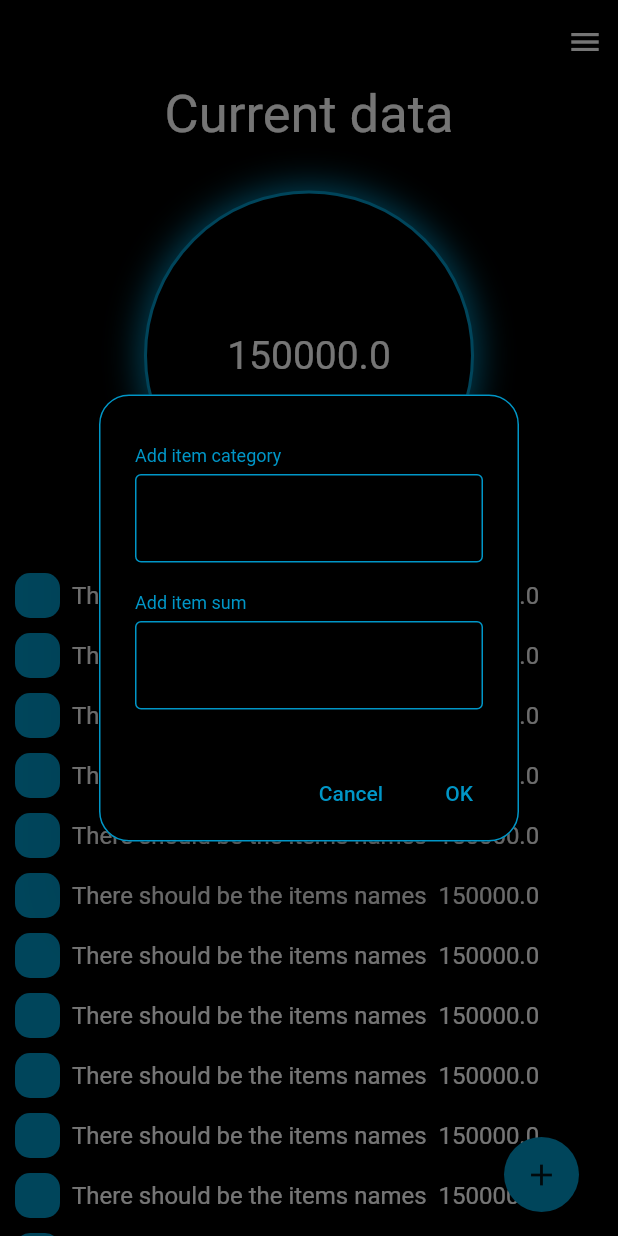
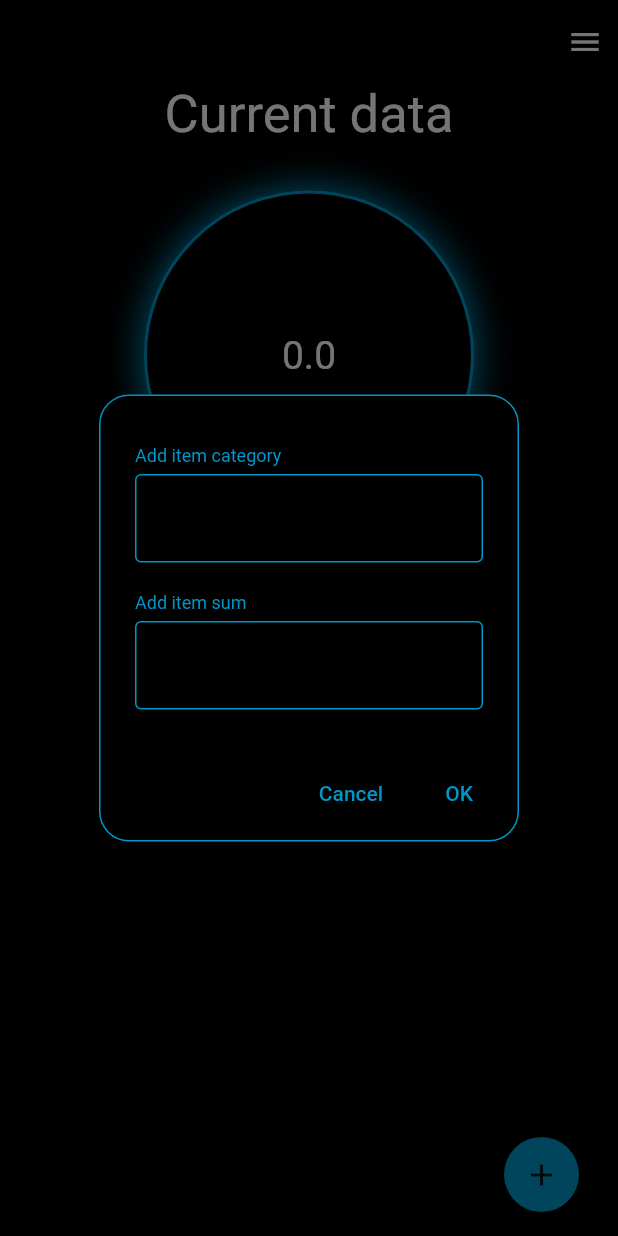
Before and after one commit to matev0syan/maney_app, a Flutter app: the screen it shows after launch, after a tap on the "add" icon, on a phone screen of 412 x 824 dp. Run offline on Flutter 3.47's test engine with Material 2 defaults, Android fonts, the phone set to English and light mode, and no system bars; our stand-ins replace flutter_bloc, freezed_annotation.

Commit message:
bloc change

```diff
--- a/lib/main.dart
+++ b/lib/main.dart
@@ -1,6 +1,6 @@
 import 'package:flutter/material.dart';
 import 'package:flutter_bloc/flutter_bloc.dart';
-import 'package:maney_app/presentation/home_screen/bloc/home_screen_bloc_bloc.dart';
+import 'package:maney_app/presentation/home_screen/bloc/home_screen_bloc.dart';
 import 'package:maney_app/presentation/home_screen/home_screen.dart';
 
 void main(List<String> args) {
@@ -16,7 +16,7 @@ class MoneyApp extends StatelessWidget {
       create: (context) => HomeScreenBloc(),
       child: MaterialApp(
         debugShowCheckedModeBanner: false,
-        home: HomeScreen(homeScreenViewModel: homeScreenViewModel),
+        home: HomeScreen(),
       ),
     );
   }
--- /dev/null
+++ b/lib/presentation/home_screen/bloc/home_screen_bloc.dart
@@ -0,0 +1,50 @@
+import 'package:flutter_bloc/flutter_bloc.dart';
+import 'package:freezed_annotation/freezed_annotation.dart';
+import 'package:maney_app/presentation/home_screen/models/consumable_item_view_model.dart';
+import 'package:maney_app/presentation/home_screen/models/home_screen_view_model.dart';
+
+part 'home_screen_event.dart';
+part 'home_screen_state.dart';
+part 'home_screen_bloc.freezed.dart';
+
+class HomeScreenBloc extends Bloc<HomeScreenEvent, HomeScreenState> {
+  HomeScreenBloc()
+      : super(LoadedState(homeScreenViewModel: homeScreenViewModel)) {
+    on<AddConsumableItemEvent>(_addConsumableItemEvent);
+  }
+  _addConsumableItemEvent(
+    AddConsumableItemEvent event,
+    Emitter<HomeScreenState> emit,
+  ) {
+    final state = this.state;
+    double totalAmount = 0;
+    if (state is LoadedState) {
+      List<ConsumableItemViewModel> newItems = [
+        ...state.homeScreenViewModel.items
+      ];
+
+      ConsumableItemViewModel addedItem =
+          ConsumableItemViewModel(itemSum: event.itemSum, text: event.itemName);
+
+      newItems.add(addedItem);
+
+      for (var i = 0; i < newItems.length; i++) {
+        totalAmount = totalAmount + newItems[i].itemSum;
+      }
+
+      emit(
+        HomeScreenState.loaded(
+          homeScreenViewModel: HomeScreenViewModel(
+            items: newItems,
+            totalAmount: totalAmount,
+          ),
+        ),
+      );
+    }
+  }
+}
+
+HomeScreenViewModel homeScreenViewModel = const HomeScreenViewModel(
+  totalAmount: 0,
+  items: [],
+);
--- a/lib/presentation/home_screen/bloc/home_screen_bloc_bloc.dart
+++ /dev/null
@@ -1,30 +0,0 @@
-import 'package:flutter_bloc/flutter_bloc.dart';
-import 'package:freezed_annotation/freezed_annotation.dart';
-import 'package:maney_app/presentation/home_screen/models/consumable_item_view_model.dart';
-import 'package:maney_app/presentation/home_screen/models/home_screen_view_model.dart';
-
-part 'home_screen_bloc_event.dart';
-part 'home_screen_bloc_state.dart';
-part 'home_screen_bloc_bloc.freezed.dart';
-
-class HomeScreenBloc extends Bloc<HomeScreenBlocEvent, HomeScreenBlocState> {
-  HomeScreenBloc()
-      : super(LoadedState(homeScreenViewModel: homeScreenViewModel)) {
-    on<AddConsumableItemEvent>(_addConsumableItemEvent);
-  }
-  _addConsumableItemEvent(
-      HomeScreenBlocEvent event, Emitter<HomeScreenBlocState> emit) {
-    emit(HomeScreenBlocState.loaded(homeScreenViewModel: homeScreenViewModel));
-  }
-}
-
-// ignore: prefer_const_constructors
-HomeScreenViewModel homeScreenViewModel = HomeScreenViewModel(
-  totalAmount: 150000,
-  items: [
-    const ConsumableItemViewModel(
-      itemSum: 150000,
-      text: 'There should be the items names',
-    ),
-  ],
-);
--- a/lib/presentation/home_screen/bloc/home_screen_bloc_event.dart
+++ /dev/null
@@ -1,10 +0,0 @@
-part of 'home_screen_bloc_bloc.dart';
-
-@freezed
-class HomeScreenBlocEvent with _$HomeScreenBlocEvent {
-  const factory HomeScreenBlocEvent.addItem({
-    required String itemName,
-    required double itemSum,
-  }) = AddConsumableItemEvent;
-  const factory HomeScreenBlocEvent.addCurrentSum() = AddCurrentSumEvent;
-}
--- a/lib/presentation/home_screen/bloc/home_screen_bloc_state.dart
+++ /dev/null
@@ -1,11 +0,0 @@
-part of 'home_screen_bloc_bloc.dart';
-
-@freezed
-class HomeScreenBlocState with _$HomeScreenBlocState {
-  const factory HomeScreenBlocState.initial() = InitialState;
-  const factory HomeScreenBlocState.empty() = EmptyState;
-  const factory HomeScreenBlocState.loading() = LoadingState;
-  const factory HomeScreenBlocState.loaded({
-    required HomeScreenViewModel homeScreenViewModel,
-  }) = LoadedState;
-}
--- /dev/null
+++ b/lib/presentation/home_screen/bloc/home_screen_event.dart
@@ -0,0 +1,10 @@
+part of 'home_screen_bloc.dart';
+
+@freezed
+class HomeScreenEvent with _$HomeScreenEvent {
+  const factory HomeScreenEvent.addItem({
+    required String itemName,
+    required double itemSum,
+  }) = AddConsumableItemEvent;
+  const factory HomeScreenEvent.addCurrentSum() = AddCurrentSumEvent;
+}
--- /dev/null
+++ b/lib/presentation/home_screen/bloc/home_screen_state.dart
@@ -0,0 +1,11 @@
+part of 'home_screen_bloc.dart';
+
+@freezed
+class HomeScreenState with _$HomeScreenState {
+  const factory HomeScreenState.initial() = InitialState;
+  const factory HomeScreenState.empty() = EmptyState;
+  const factory HomeScreenState.loading() = LoadingState;
+  const factory HomeScreenState.loaded({
+    required HomeScreenViewModel homeScreenViewModel,
+  }) = LoadedState;
+}
--- a/lib/presentation/home_screen/home_screen.dart
+++ b/lib/presentation/home_screen/home_screen.dart
@@ -1,5 +1,7 @@
 import 'package:flutter/material.dart';
+import 'package:flutter_bloc/flutter_bloc.dart';
 import 'package:maney_app/packages/colors_theme.dart';
+import 'package:maney_app/presentation/home_screen/bloc/home_screen_bloc.dart';
 import 'package:maney_app/presentation/home_screen/models/home_screen_view_model.dart';
 import 'package:maney_app/presentation/home_screen/widgets/add_consumable_item_button.dart';
 import 'package:maney_app/presentation/home_screen/widgets/consumable_item_container.dart';
@@ -8,13 +10,69 @@ import 'package:maney_app/presentation/home_screen/widgets/current_data_containe
 class HomeScreen extends StatelessWidget {
   const HomeScreen({
     super.key,
-    required this.homeScreenViewModel,
   });
-
-  final HomeScreenViewModel homeScreenViewModel;
 
   @override
   Widget build(BuildContext context) {
+    // HomeScreenViewModel homeScreenViewModel;
+
+    return BlocBuilder<HomeScreenBloc, HomeScreenState>(
+      builder: (context, state) {
+        if (state is EmptyState) {
+          return const Scaffold(
+            backgroundColor: kMainColorBlack,
+            body: CustomScrollView(
+              slivers: [
+                SliverAppBar(
+                  pinned: true,
+                  snap: false,
+                  floating: false,
+                  backgroundColor: kMainColorBlack,
+                  actions: [
+                    Icon(
+                      Icons.menu_sharp,
+                      color: kMainColorWhite,
+                    ),
+                    SizedBox(width: 10),
+                  ],
+                ),
+                SliverToBoxAdapter(
+                  child: Text(
+                    'Current data',
+                    textAlign: TextAlign.center,
+                    style: TextStyle(
+                      fontSize: 35,
+                      color: kMainColorWhite,
+                    ),
+                  ),
+                ),
+                SliverToBoxAdapter(
+                  child: SizedBox(height: 30),
+                ),
+                SliverToBoxAdapter(
+                  child: CurrentDataContainer(
+                    currentSum: '0',
+                  ),
+                ),
+                SliverToBoxAdapter(
+                  child: SizedBox(height: 180),
+                ),
+                SliverToBoxAdapter(
+                  child: Text(
+                    'Empty State',
+                    textAlign: TextAlign.center,
+                    style: TextStyle(
+                      fontSize: 16,
+                      color: kMainColorBlue,
+                    ),
+                  ),
+                ),
+              ],
+            ),
+            floatingActionButton: AddConsumableItemButton(),
+          );
+        }
+        if (state is LoadedState) {
           return Scaffold(
             backgroundColor: kMainColorBlack,
             body: CustomScrollView(
@@ -47,21 +105,23 @@ class HomeScreen extends StatelessWidget {
                 ),
                 SliverToBoxAdapter(
                   child: CurrentDataContainer(
-              currentSum: '${homeScreenViewModel.totalAmount}',
+                    currentSum: '${state.homeScreenViewModel.totalAmount}',
                   ),
                 ),
                 const SliverToBoxAdapter(
                   child: SizedBox(height: 30),
                 ),
-          if (homeScreenViewModel.items.isNotEmpty)
+                if (state.homeScreenViewModel.items.isNotEmpty)
                   SliverList(
                     delegate: SliverChildBuilderDelegate(
                       (BuildContext context, int index) {
                         return ConsumableItemContainer(
-                    viewModel: homeScreenViewModel,
+                          itemName: state.homeScreenViewModel.items[index].text,
+                          itemSum: state.homeScreenViewModel.items[index].itemSum,
+
                         );
                       },
-                childCount: 20,
+                      childCount: state.homeScreenViewModel.items.length,
                     ),
                   ),
               ],
@@ -69,4 +129,8 @@ class HomeScreen extends StatelessWidget {
             floatingActionButton: const AddConsumableItemButton(),
           );
         }
+        return Container();
+      },
+    );
   }
+}
--- a/lib/presentation/home_screen/widgets/add_consumable_item_button.dart
+++ b/lib/presentation/home_screen/widgets/add_consumable_item_button.dart
@@ -1,13 +1,15 @@
 import 'package:flutter/material.dart';
 import 'package:flutter_bloc/flutter_bloc.dart';
 import 'package:maney_app/packages/colors_theme.dart';
-import 'package:maney_app/presentation/home_screen/bloc/home_screen_bloc_bloc.dart';
+import 'package:maney_app/presentation/home_screen/bloc/home_screen_bloc.dart';
 
 class AddConsumableItemButton extends StatelessWidget {
   const AddConsumableItemButton({super.key});
 
   @override
   Widget build(BuildContext context) {
+    final TextEditingController itemName = TextEditingController();
+    final TextEditingController itemSum = TextEditingController();
     return Padding(
       padding: const EdgeInsets.only(right: 10),
       child: GestureDetector(
@@ -25,18 +27,20 @@ class AddConsumableItemButton extends StatelessWidget {
                 height: 190,
                 child: Column(
                   crossAxisAlignment: CrossAxisAlignment.start,
-                  children: const [
-                    SizedBox(height: 14),
-                    Text(
+                  children: [
+                    const SizedBox(height: 14),
+                    const Text(
                       'Add item category',
                       style: TextStyle(
                         fontSize: 12,
                         color: kMainColorBlue,
                       ),
                     ),
-                    SizedBox(height: 5),
+                    const SizedBox(height: 5),
                     TextField(
-                      decoration: InputDecoration(
+                      style: const TextStyle(color: kMainColorBlue),
+                      controller: itemName,
+                      decoration: const InputDecoration(
                         enabledBorder: OutlineInputBorder(
                           borderSide: BorderSide(color: kMainColorBlue),
                         ),
@@ -46,17 +50,20 @@ class AddConsumableItemButton extends StatelessWidget {
                         ),
                       ),
                     ),
-                    SizedBox(height: 20),
-                    Text(
+                    const SizedBox(height: 20),
+                    const Text(
                       'Add item sum',
                       style: TextStyle(
                         fontSize: 12,
                         color: kMainColorBlue,
                       ),
                     ),
-                    SizedBox(height: 5),
+                    const SizedBox(height: 5),
                     TextField(
-                      decoration: InputDecoration(
+                      keyboardType: TextInputType.number,
+                      style: const TextStyle(color: kMainColorBlue),
+                      controller: itemSum,
+                      decoration: const InputDecoration(
                         enabledBorder: OutlineInputBorder(
                           borderSide: BorderSide(color: kMainColorBlue),
                         ),
@@ -81,10 +88,13 @@ class AddConsumableItemButton extends StatelessWidget {
                 ),
                 TextButton(
                   onPressed: () {
-                    context.read<HomeScreenBloc>().add(
-                        const HomeScreenBlocEvent.addItem(
-                            itemName: 'Text', itemSum: 15000000000));
+                    context.read<HomeScreenBloc>().add(HomeScreenEvent.addItem(
+                          itemName: itemName.text,
+                          itemSum: double.parse(itemSum.text),
+                        ));
                     Navigator.pop(context, 'OK');
+                    itemName.clear();
+                    itemSum.clear();
                   },
                   child: const Text(
                     'OK',
--- a/lib/presentation/home_screen/widgets/consumable_item_container.dart
+++ b/lib/presentation/home_screen/widgets/consumable_item_container.dart
@@ -1,14 +1,15 @@
 import 'package:flutter/material.dart';
 import 'package:maney_app/packages/colors_theme.dart';
-import 'package:maney_app/presentation/home_screen/models/home_screen_view_model.dart';
 
 class ConsumableItemContainer extends StatelessWidget {
   const ConsumableItemContainer({
     super.key,
-    required this.viewModel,
+    required this.itemName,
+    required this.itemSum,
   });
 
-  final HomeScreenViewModel viewModel;
+  final String itemName;
+  final double itemSum;
 
   @override
   Widget build(BuildContext context) {
@@ -30,7 +31,7 @@ class ConsumableItemContainer extends StatelessWidget {
           ),
           Flexible(
             child: Text(
-              '${viewModel.items.first.text}  ${viewModel.items.first.itemSum}',
+              '$itemName    $itemSum',
               style: const TextStyle(
                 fontSize: 16,
                 color: kMainColorWhite,
```
Also changed, not shown: lib/presentation/home_screen/bloc/home_screen_bloc.freezed.dart, pubspec.lock. Lines whose indentation alone changed are shown as unchanged.
